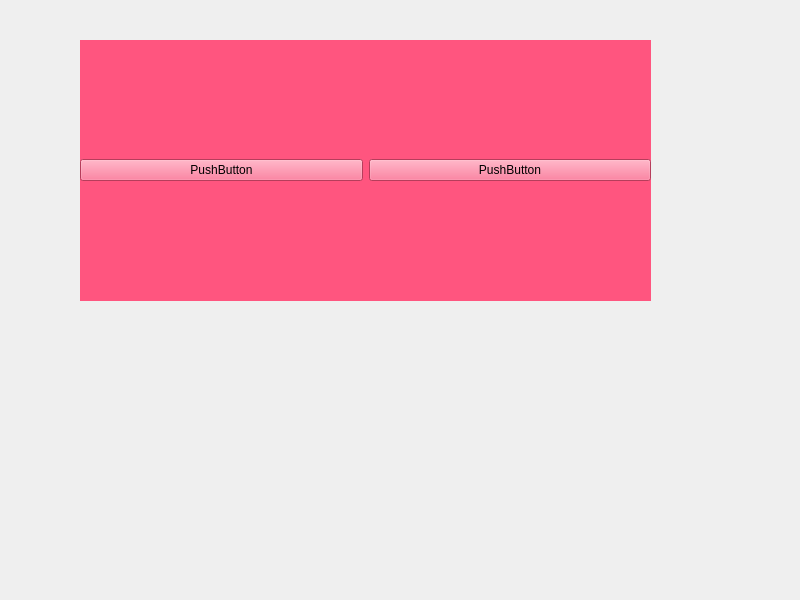
Above: Qtttttt/lesson5/mainwindow.ui from tianen1573/QT before the change. Below: the same form after it.
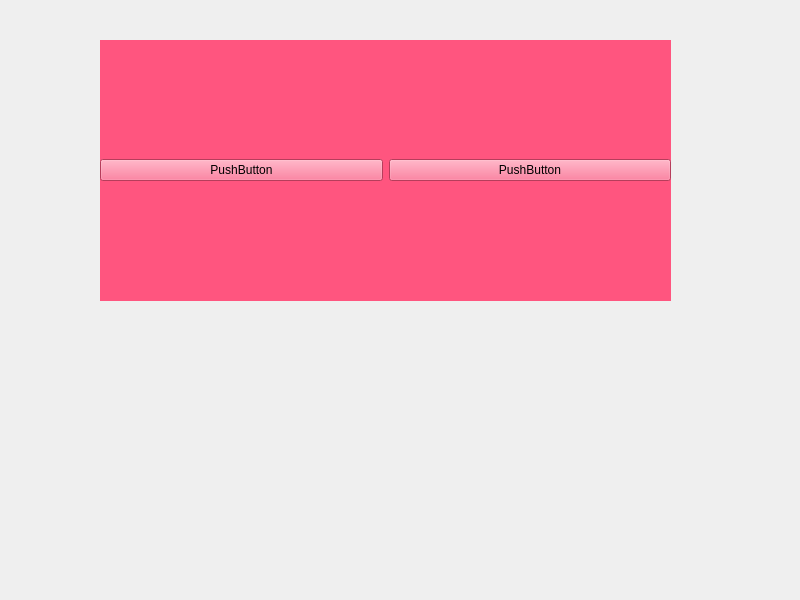
That is the form after the change.

```diff
--- a/Qtttttt/lesson5/mainwindow.ui
+++ b/Qtttttt/lesson5/mainwindow.ui
@@ -17,7 +17,7 @@
    <widget class="QWidget" name="widget" native="true">
     <property name="geometry">
      <rect>
-      <x>80</x>
+      <x>100</x>
       <y>40</y>
       <width>571</width>
       <height>261</height>
```
